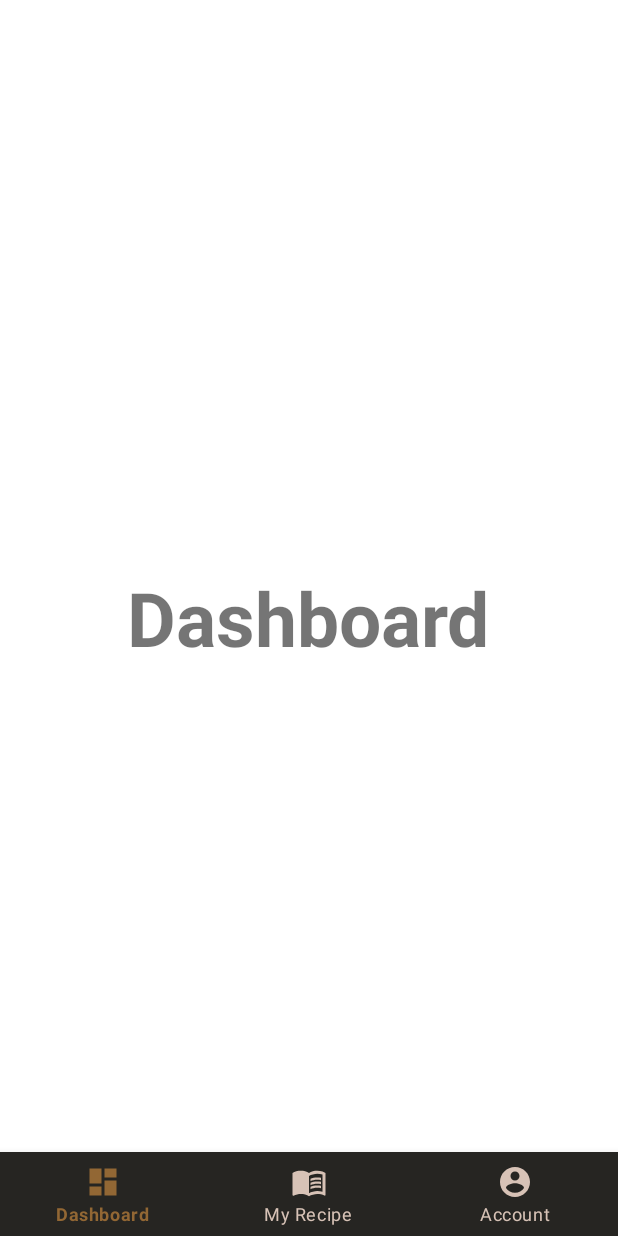
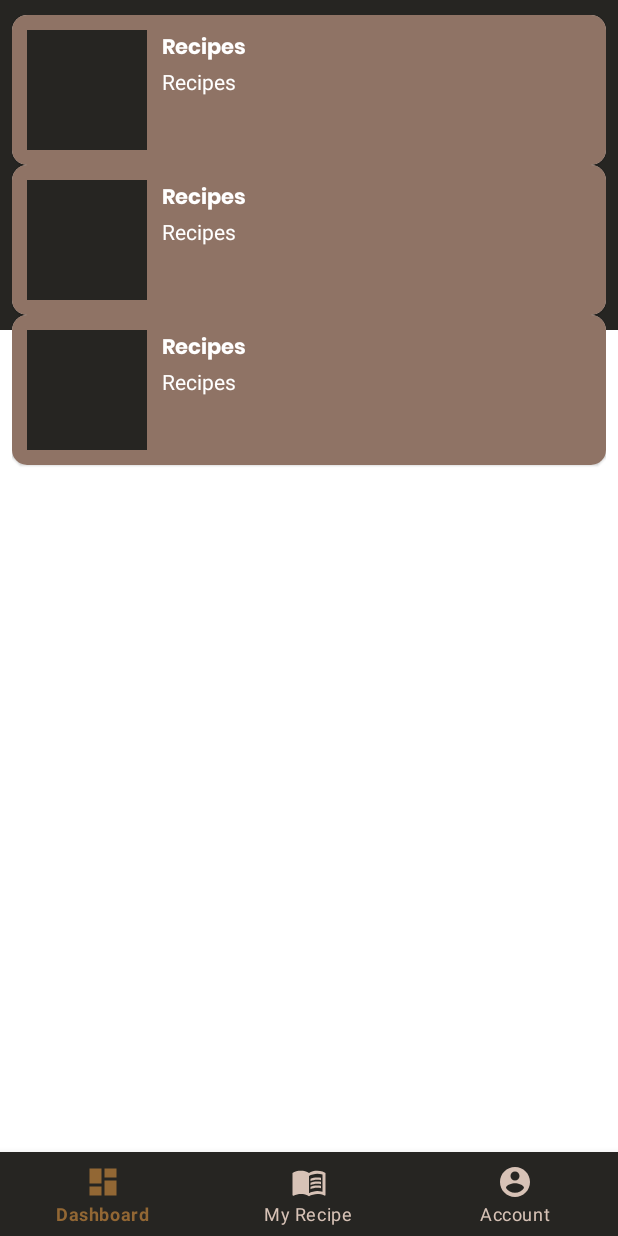
Before and after one commit to fayza08/PRG6_LECO, an Android app: the layout activity_dashboard.xml on its own in the app's theme, with its tools: preview values and no code run, on a phone screen of 412 x 824 dp. Run offline under Robolectric (Android 15) with nearby library versions, the phone set to English and light mode, and no system bars.

Commit message:
Dashboard
Dashboard + API Resep

```diff
--- a/app/build.gradle
+++ b/app/build.gradle
@@ -38,6 +38,10 @@ dependencies {
     implementation 'com.squareup.retrofit2:retrofit:2.9.0'
     implementation 'com.squareup.retrofit2:converter-gson:2.9.0'
     implementation 'com.google.code.gson:gson:2.8.7'
+    implementation 'com.facebook.shimmer:shimmer:0.1.0@aar'
+    implementation 'com.github.bumptech.glide:glide:4.9.0'
+    implementation 'androidx.recyclerview:recyclerview:1.1.0'
+    implementation 'androidx.cardview:cardview:1.0.0'
     implementation 'androidx.room:room-runtime:2.3.0'
     testImplementation 'junit:junit:4.+'
     androidTestImplementation 'androidx.test.ext:junit:1.1.3'
--- a/app/src/main/java/id/ac/polman/astra/nim0320190008/leco/api/ApiUtils.java
+++ b/app/src/main/java/id/ac/polman/astra/nim0320190008/leco/api/ApiUtils.java
@@ -11,4 +11,8 @@ public class ApiUtils {
     public static UserService getUserService(){
         return RetrofitClient.getClient(API_URL).create(UserService.class);
     }
+
+    public static ResepService getResepService(){
+        return RetrofitClient.getClient(API_URL).create(ResepService.class);
+    }
 }
--- /dev/null
+++ b/app/src/main/res/drawable/ic_baseline_search_24.xml
@@ -0,0 +1,5 @@
+<vector android:height="24dp" android:tint="#FFFFFF"
+    android:viewportHeight="24" android:viewportWidth="24"
+    android:width="24dp" xmlns:android="http://schemas.android.com/apk/res/android">
+    <path android:fillColor="@android:color/white" android:pathData="M15.5,14h-0.79l-0.28,-0.27C15.41,12.59 16,11.11 16,9.5 16,5.91 13.09,3 9.5,3S3,5.91 3,9.5 5.91,16 9.5,16c1.61,0 3.09,-0.59 4.23,-1.57l0.27,0.28v0.79l5,4.99L20.49,19l-4.99,-5zM9.5,14C7.01,14 5,11.99 5,9.5S7.01,5 9.5,5 14,7.01 14,9.5 11.99,14 9.5,14z"/>
+</vector>
--- /dev/null
+++ b/app/src/main/res/drawable/ic_circle.xml
@@ -0,0 +1,5 @@
+<vector android:height="24dp" android:tint="#FFFFFF"
+    android:viewportHeight="24" android:viewportWidth="24"
+    android:width="24dp" xmlns:android="http://schemas.android.com/apk/res/android">
+    <path android:fillColor="@android:color/white" android:pathData="M12,2C6.48,2 2,6.48 2,12s4.48,10 10,10 10,-4.48 10,-10S17.52,2 12,2zM12,16.5c-2.49,0 -4.5,-2.01 -4.5,-4.5S9.51,7.5 12,7.5s4.5,2.01 4.5,4.5 -2.01,4.5 -4.5,4.5zM12,11c-0.55,0 -1,0.45 -1,1s0.45,1 1,1 1,-0.45 1,-1 -0.45,-1 -1,-1z"/>
+</vector>
--- a/app/src/main/res/layout/activity_dashboard.xml
+++ b/app/src/main/res/layout/activity_dashboard.xml
@@ -1,19 +1,40 @@
 <?xml version="1.0" encoding="utf-8"?>
-<RelativeLayout
-    xmlns:android="http://schemas.android.com/apk/res/android"
+<RelativeLayout xmlns:android="http://schemas.android.com/apk/res/android"
     xmlns:app="http://schemas.android.com/apk/res-auto"
     xmlns:tools="http://schemas.android.com/tools"
-    android:orientation="vertical"
     android:layout_width="match_parent"
-    android:layout_height="match_parent">
+    android:layout_height="match_parent"
+    tools:context=".Recipe">
+        <View
+            android:layout_width="match_parent"
+            android:layout_height="220dp"
+            android:background="@color/colorAccent" />
 
         <TextView
-        android:layout_width="wrap_content"
-        android:layout_height="wrap_content"
-        android:text="@string/dashboard"
-        android:textSize="50sp"
+            android:id="@+id/title"
+            android:textColor="@color/colorBG"
+            android:text="@string/app_name"
             android:textStyle="bold"
-        android:layout_centerInParent="true"/>
+            android:textSize="30sp"
+            android:layout_marginLeft="16dp"
+            android:layout_marginRight="16dp"
+            android:layout_marginTop="20dp"
+            android:layout_width="match_parent"
+            android:layout_height="wrap_content" />
+
+            <androidx.recyclerview.widget.RecyclerView
+                android:id="@+id/recipeList"
+                android:scrollbars="none"
+                android:layout_marginTop="10dp"
+                android:clipToPadding="false"
+                android:layout_width="match_parent"
+                android:layout_height="match_parent"
+                android:layout_marginLeft="8dp"
+                android:layout_marginRight="8dp"
+                android:layout_marginBottom="50dp"
+
+                tools:listitem="@layout/recipe_list"/>
+
 
             <com.google.android.material.bottomnavigation.BottomNavigationView
                 android:layout_width="match_parent"
--- /dev/null
+++ b/app/src/main/res/layout/recipe_list.xml
@@ -0,0 +1,51 @@
+<?xml version="1.0" encoding="utf-8"?>
+<androidx.cardview.widget.CardView
+    xmlns:android="http://schemas.android.com/apk/res/android"
+    xmlns:app="http://schemas.android.com/apk/res-auto"
+    android:layout_width="match_parent"
+    android:layout_height="wrap_content"
+    app:cardCornerRadius="10dp"
+    app:cardElevation="1dp">
+
+<!--    <com.facebook.shimmer.ShimmerFrameLayout-->
+<!--        android:id="@+id/shimmer_view_container2"-->
+<!--        android:layout_width="match_parent"-->
+<!--        android:layout_height="wrap_content">-->
+        <RelativeLayout
+            android:layout_width="match_parent"
+            android:layout_height="wrap_content"
+            android:padding="10dp"
+            android:layout_gravity="center_vertical"
+            android:background="@color/colorSplash">
+            <ImageView
+                android:id="@+id/recipe_list_image"
+                android:layout_width="80dp"
+                android:layout_height="80dp"
+                android:scaleType="fitXY"
+                android:background="@color/colorAccent"/>
+            <LinearLayout
+                android:layout_width="match_parent"
+                android:layout_height="wrap_content"
+                android:orientation="vertical"
+                android:layout_marginLeft="10dp"
+                android:layout_toRightOf="@+id/recipe_list_image">
+                <TextView
+                    android:id="@+id/recipe_list_title"
+                    android:layout_width="match_parent"
+                    android:layout_height="wrap_content"
+                    android:fontFamily="@font/poppinsbold"
+                    android:text="@string/recipes"
+                    android:textColor="@color/white"/>
+                <TextView
+                    android:id="@+id/recipe_list_desc"
+                    android:layout_width="match_parent"
+                    android:layout_height="wrap_content"
+                    android:maxLines="5"
+                    android:text="@string/recipes"
+                    android:textColor="@color/white"/>
+            </LinearLayout>
+
+        </RelativeLayout>
+<!--    </com.facebook.shimmer.ShimmerFrameLayout>-->
+
+</androidx.cardview.widget.CardView>
--- a/app/src/main/res/values/strings.xml
+++ b/app/src/main/res/values/strings.xml
@@ -14,4 +14,6 @@
     <string name="save">Save</string>
     <string name="delete_account">Delete Account</string>
     <string name="log_out">Log Out</string>
+    <string name="search_recipe">Search Recipe</string>
+    <string name="recipes">Recipes</string>
 </resources>
```
Also changed, not shown: app/src/main/java/id/ac/polman/astra/nim0320190008/leco/Adapter.java (added, +70 -0 lines), app/src/main/java/id/ac/polman/astra/nim0320190008/leco/Dashboard.java (+77 -0 lines), app/src/main/java/id/ac/polman/astra/nim0320190008/leco/api/Resep.java (added, +130 -0 lines), app/src/main/java/id/ac/polman/astra/nim0320190008/leco/api/ResepService.java (added, +31 -0 lines). Lines whose indentation alone changed are shown as unchanged.
